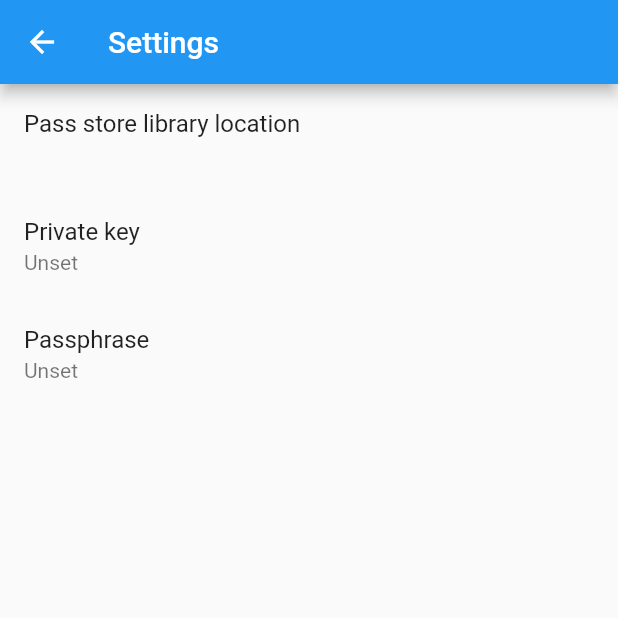
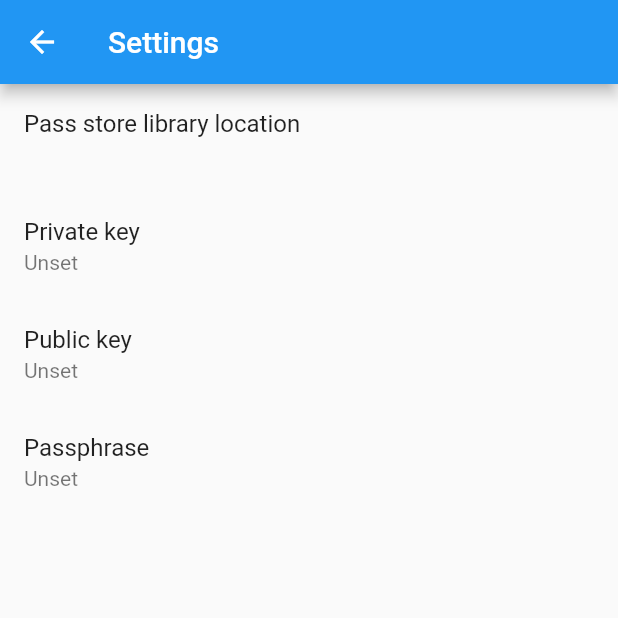
Before and after one commit to ryans233/flupass, a Flutter app: the SettingsPage screen opened by its route, on a phone screen of 412 x 824 dp, the top half of it. Run offline on Flutter 3.47's test engine with Material 2 defaults, Android fonts, the phone set to English and light mode, and no system bars; our stand-ins replace file_picker, sqflite, sqflite_common_ffi; missing offline and left inert: openpgp; accounts and stored records are empty.

Commit message:
add settings entry for public key

```diff
--- a/lib/db/db_manager.dart
+++ b/lib/db/db_manager.dart
@@ -53,6 +53,7 @@ class DbManager {
       ${AppSettingsTable.columnKey} INTEGER PRIMARY KEY,
       ${AppSettingsTable.columnPath} TEXT,
       ${AppSettingsTable.columnPrivateKey} TEXT,
+      ${AppSettingsTable.columnPublicKey} TEXT,
       ${AppSettingsTable.columnPassphrase} TEXT
     )''');
   }
--- a/lib/db/table/app_settings_table.dart
+++ b/lib/db/table/app_settings_table.dart
@@ -3,17 +3,20 @@ class AppSettingsTable {
   static const columnKey = "key";
   static const columnPath = "path";
   static const columnPrivateKey = "private_key";
+  static const columnPublicKey = "public_key";
   static const columnPassphrase = "passphrase";
 
   int key = 0;
   String path = "";
   String privateKey = "";
+  String publicKey = "";
   String passphrase = "";
 
   AppSettingsTable([
     this.key = 0,
     this.path = "",
     this.privateKey = "",
+    this.publicKey = "",
     this.passphrase = "",
   ]);
 
@@ -21,6 +24,7 @@ class AppSettingsTable {
     key = json[columnKey] ?? 0;
     path = json[columnPath] ?? "";
     privateKey = json[columnPrivateKey] ?? "";
+    publicKey = json[columnPublicKey] ?? "";
     passphrase = json[columnPassphrase] ?? "";
   }
 
@@ -28,11 +32,12 @@ class AppSettingsTable {
         columnKey: key,
         columnPath: path,
         columnPrivateKey: privateKey,
+        columnPublicKey: publicKey,
         columnPassphrase: passphrase,
       };
 
   @override
   String toString() {
-    return 'AppSettingsTable(key: $key, path: $path, privateKey: $privateKey, passphrase: $passphrase)';
+    return 'AppSettingsTable(key: $key, path: $path, privateKey: $privateKey, publicKey: $publicKey, passphrase: $passphrase)';
   }
 }
--- a/lib/model/app_settings_model.dart
+++ b/lib/model/app_settings_model.dart
@@ -13,6 +13,11 @@ class AppSettingsModel with ChangeNotifier {
   String get path => settings.path;
 
   set path(String path) => setSettings(AppSettingsTable.columnPath, path);
+
+  String get publicKey => settings.publicKey;
+
+  set publicKey(String publicKey) =>
+      setSettings(AppSettingsTable.columnPublicKey, publicKey);
 
   String get privateKey => settings.privateKey;
 
--- a/lib/page/settings_page.dart
+++ b/lib/page/settings_page.dart
@@ -48,6 +48,24 @@ class SettingsPage extends StatelessWidget {
             },
           ),
           ListTile(
+            title: const Text('Public key'),
+            subtitle: Text(context
+                    .select((AppSettingsModel model) => model.publicKey)
+                    .isEmpty
+                ? "Unset"
+                : "Set"),
+            onTap: () async {
+              final result = await FilePicker.platform
+                  .pickFiles(allowedExtensions: ["asc"]);
+              if (result != null) {
+                context.read<AppSettingsModel>().publicKey =
+                    await File(result.files.first.path).readAsString();
+              } else {
+                // User canceled the picker
+              }
+            },
+          ),
+          ListTile(
             title: const Text('Passphrase'),
             subtitle: Text(context
                     .select((AppSettingsModel model) => model.passphrase)
```
